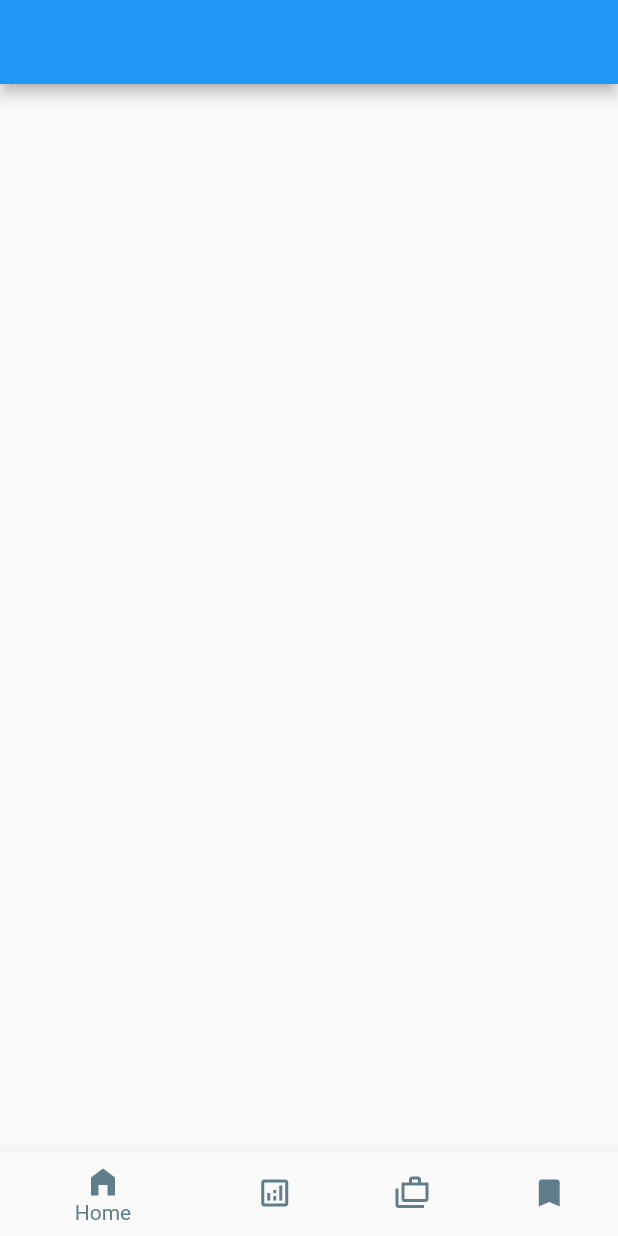
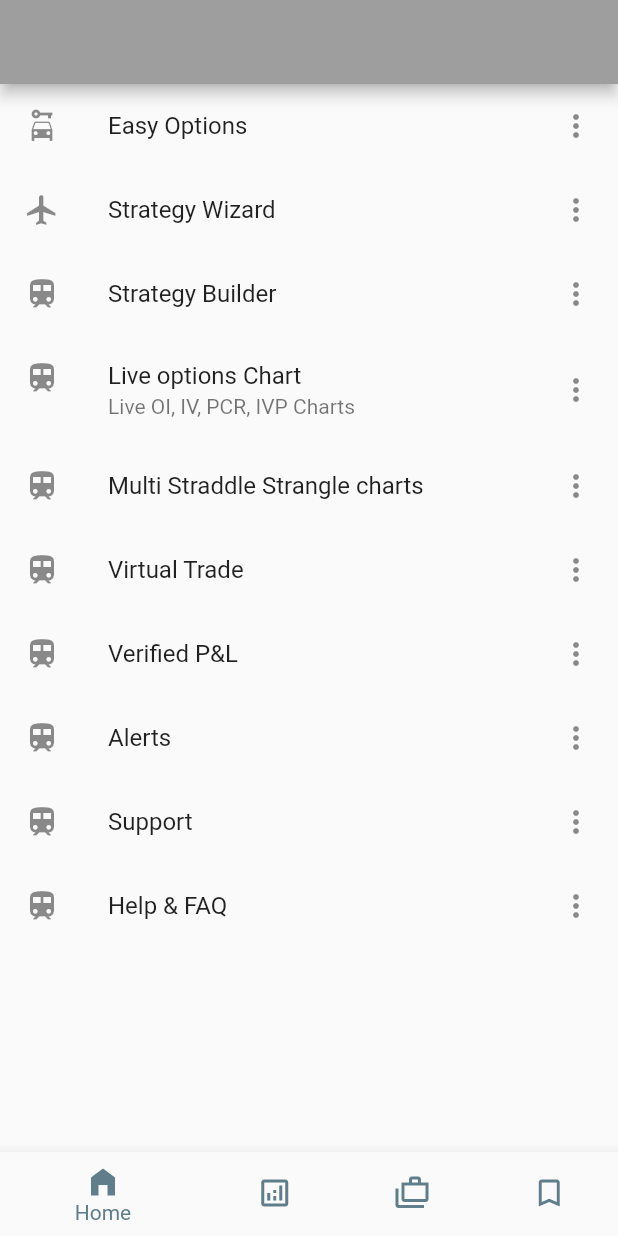
Before and after one commit to Aniket911cpu/Marketlysis, a Flutter app: the screen it shows after launch, on a phone screen of 412 x 824 dp. Run offline on Flutter 3.47's test engine with Material 2 defaults, Android fonts, the light colour scheme and no system bars.

Commit message:
Bottom Bar solved alongwith HomePage Tiles Designed

```diff
--- a/lib/BottomBar.dart
+++ b/lib/BottomBar.dart
@@ -40,7 +40,7 @@ class _BottomNavBarState extends State<BottomNavBar> {
               items: const [
                 //1
                 BottomNavigationBarItem(
-                  icon: Icon(Icons.home),
+                  icon: Icon(Icons.home_outlined),
                   activeIcon: Icon(Icons.home_filled),
                   label: 'Home',
                 ),
@@ -58,8 +58,8 @@ class _BottomNavBarState extends State<BottomNavBar> {
                 ),
                 //4
                 BottomNavigationBarItem(
-                  icon: Icon(Icons.bookmark),
-                  activeIcon: Icon(Icons.bookmark),
+                  icon: Icon(Icons.bookmark_border_outlined),
+                  activeIcon: Icon(Icons.bookmark_border_outlined),
                   label: 'Watchlist',
                 ),
               ]),
--- a/lib/Pages/HomePage.dart
+++ b/lib/Pages/HomePage.dart
@@ -12,11 +12,65 @@ class _HomePState extends State<HomeP> {
   Widget build(BuildContext context) {
     return MaterialApp(
       home: Scaffold(
-        appBar: AppBar(),
+        appBar: AppBar(
+          backgroundColor: Colors.grey
+        ),
         body: ListView(
-
+          children: const [
+            ListTile(
+              leading: Icon(Icons.car_rental),
+              title: Text('Easy Options'),
+              trailing: Icon(Icons.more_vert),
+            ),
+            ListTile(
+              leading: Icon(Icons.flight),
+              title: Text('Strategy Wizard'),
+              trailing: Icon(Icons.more_vert),
+            ),
+            ListTile(
+              leading: Icon(Icons.train),
+              title: Text('Strategy Builder'),
+              trailing: Icon(Icons.more_vert),
+            ),
+            ListTile(
+              leading: Icon(Icons.train),
+              title: Text('Live options Chart'),
+              subtitle: Text('Live OI, IV, PCR, IVP Charts'),
+              trailing: Icon(Icons.more_vert),
+            ),
+            ListTile(
+              leading: Icon(Icons.train),
+              title: Text('Multi Straddle Strangle charts'),
+              trailing: Icon(Icons.more_vert),
+            ),
+            ListTile(
+              leading: Icon(Icons.train),
+              title: Text('Virtual Trade'),
+              trailing: Icon(Icons.more_vert),
+            ),
+            ListTile(
+              leading: Icon(Icons.train),
+              title: Text('Verified P&L'),
+              trailing: Icon(Icons.more_vert),
+            ),
+            ListTile(
+              leading: Icon(Icons.train),
+              title: Text('Alerts'),
+              trailing: Icon(Icons.more_vert),
+            ),
+            ListTile(
+              leading: Icon(Icons.train),
+              title: Text('Support'),
+              trailing: Icon(Icons.more_vert),
+            ),
+            ListTile(
+              leading: Icon(Icons.train),
+              title: Text('Help & FAQ'),
+              trailing: Icon(Icons.more_vert),
+            )
+          ],
         ),
-      ),
-    );
+        ),
+      );
   }
 }
```
